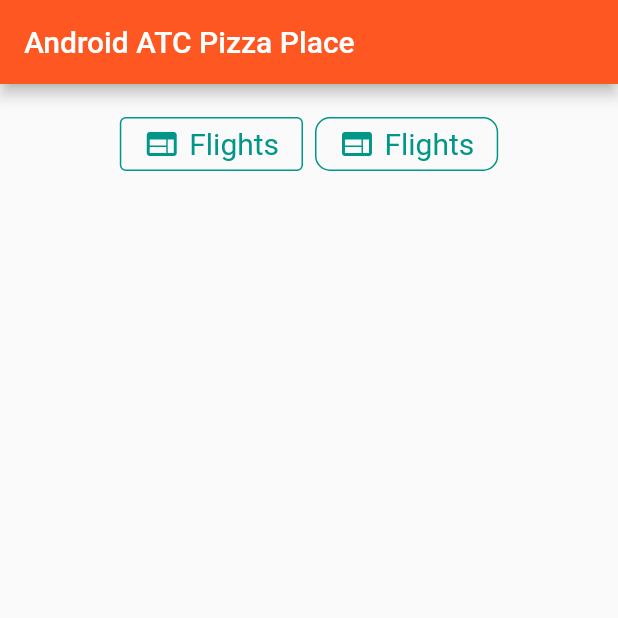
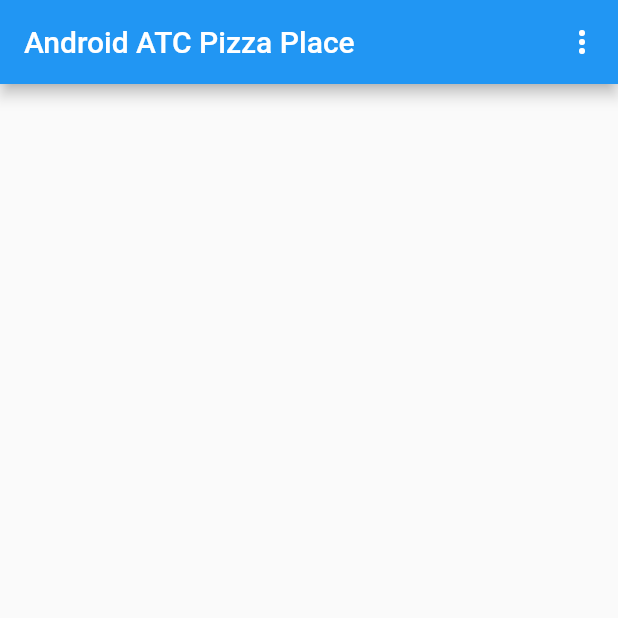
Before and after one commit to MickeyDLuffy/fledgling__flutter, a Flutter app: the screen it shows after launch, on a phone screen of 412 x 824 dp, the top half of it. Run offline on Flutter 3.47's test engine with Material 2 defaults, Android fonts, the light colour scheme and no system bars.

Commit message:
pop up menu item -- called option menu in android

```diff
--- a/lib/main.dart
+++ b/lib/main.dart
@@ -136,44 +136,43 @@ class _MyAppState extends State<MyApp> {
     return MaterialApp(
         home: Scaffold(
             appBar: AppBar(
-                backgroundColor: Colors.deepOrange,
-                title: Text('Android ATC Pizza Place')),
-            body: Padding(
-              padding: EdgeInsets.all(8),
-              child: Column(
-                children: [
-                  ButtonBar(
-                    alignment: MainAxisAlignment.center,
-                    children: [
-                      OutlinedButton.icon(
-                          icon: Icon(Icons.web),
-                          style: OutlinedButton.styleFrom(
-                              side: BorderSide(
-                                color: Colors.teal,
-                              ),
-                              primary: Colors.teal,
-                              textStyle: TextStyle(
-                                  fontSize: 20, fontFamily: 'Roboto')),
-                          onPressed: () {},
-                          label: Text('Flights')),
-                      OutlinedButton.icon(
-                          icon: Icon(Icons.web),
-                          style: OutlinedButton.styleFrom(
-                              shape: RoundedRectangleBorder(
-                                  borderRadius:
-                                      BorderRadius.all(Radius.circular(10))),
-                              side: BorderSide(
-                                color: Colors.teal,
-                              ),
-                              primary: Colors.teal,
-                              textStyle: TextStyle(
-                                  fontSize: 20, fontFamily: 'Roboto')),
-                          onPressed: () {},
-                          label: Text('Flights')),
-                    ],
-                  )
-                ],
-              ),
-            )));
+              backgroundColor: Colors.blue,
+              title: Text('Android ATC Pizza Place'),
+              actions: [
+                // PopupMenuButton(
+                //     onSelected: choiceAction,
+                //     itemBuilder: () {
+                //       return Item.choices.map((choice) {
+                //         return PopupMenuItem(
+                //           value: choice,
+                //           child: Text(choice),
+                //         );
+                //       }).toList();
+                //     })
+
+                PopupMenuButton(
+                    onSelected: choiceAction,
+                    itemBuilder: (BuildContext context) {
+                      return Item.choices.map((choice) {
+                        return PopupMenuItem(
+                            value: choice, child: Text(choice));
+                      }).toList();
+                    })
+              ],
+            ),
+            body: Center()));
   }
 }
+
+void choiceAction(choice) {
+  print('You have selected $choice');
+}
+
+class Item {
+  static const Inbox = 'Inbox';
+  static const SentItems = 'Sent Items';
+  static const JunkEmail = 'Junk E-mail';
+  static const Signout = 'Sing Out';
+
+  static const List choices = [Inbox, SentItems, JunkEmail, Signout];
+}
```
